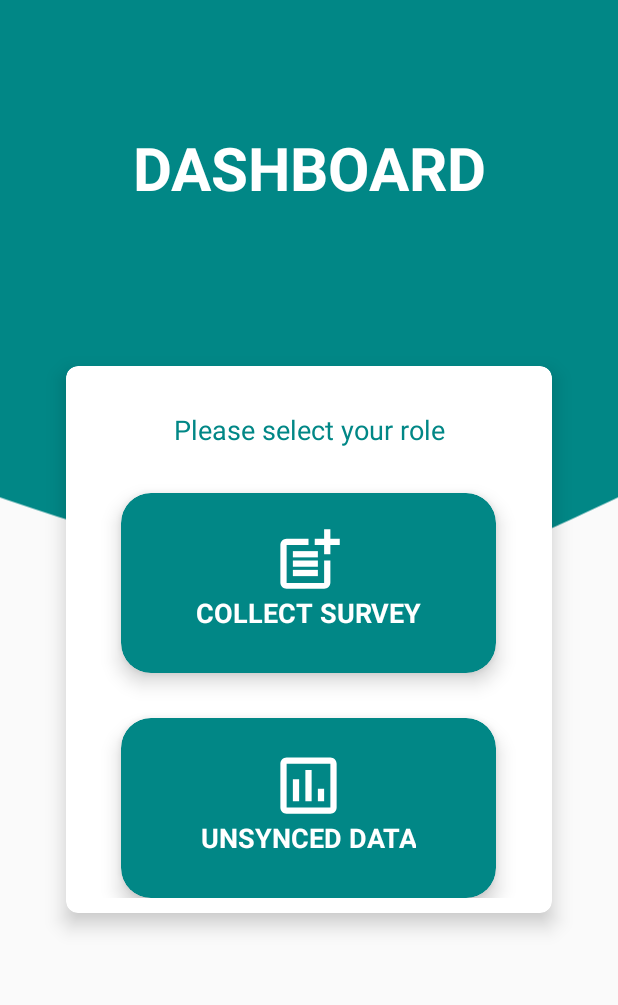
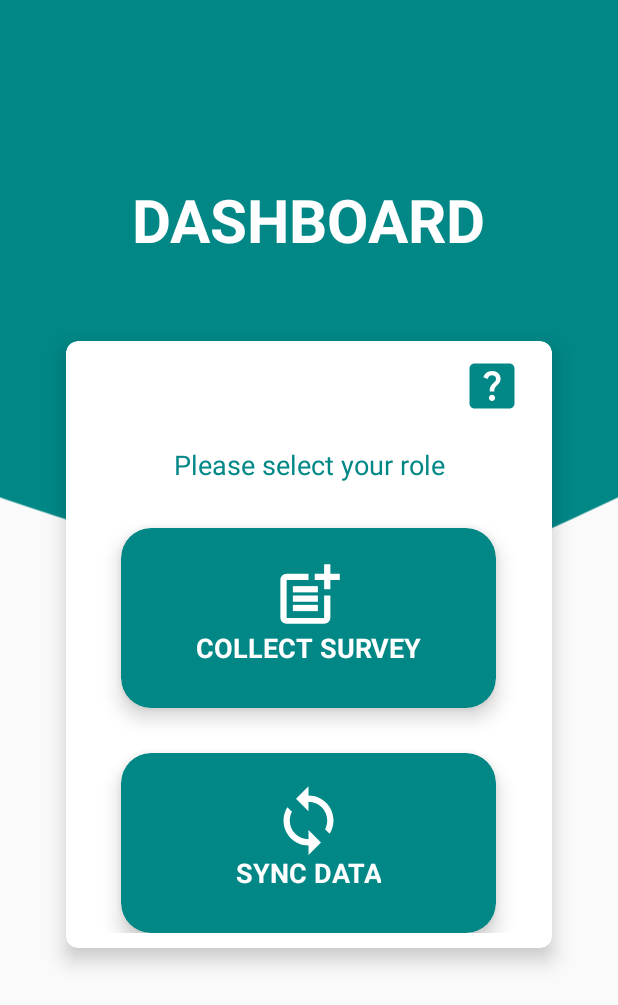
Before and after one commit to Software-Engineering-Semester-5-Project/Android-App, an Android app: the layout fragment_update_health_status.xml on its own in the app's theme, with its tools: preview values and no code run, on a phone screen of 412 x 824 dp. Shown: the top 1005 px of the screen. Run offline under Robolectric (Android 15) with nearby library versions, the phone set to English and light mode, and no system bars; network calls fail.

Commit message:
Help Page Created

```diff
--- /dev/null
+++ b/app/src/main/res/drawable/ic_baseline_help_center_24.xml
@@ -0,0 +1,5 @@
+<vector android:autoMirrored="true" android:height="24dp"
+    android:tint="#FFFFFF" android:viewportHeight="24"
+    android:viewportWidth="24" android:width="24dp" xmlns:android="http://schemas.android.com/apk/res/android">
+    <path android:fillColor="@android:color/white" android:pathData="M19,3H5C3.9,3 3,3.9 3,5v14c0,1.1 0.9,2 2,2h14c1.1,0 2,-0.9 2,-2V5C21,3.9 20.1,3 19,3zM12.01,18c-0.7,0 -1.26,-0.56 -1.26,-1.26c0,-0.71 0.56,-1.25 1.26,-1.25c0.71,0 1.25,0.54 1.25,1.25C13.25,17.43 12.72,18 12.01,18zM15.02,10.6c-0.76,1.11 -1.48,1.46 -1.87,2.17c-0.16,0.29 -0.22,0.48 -0.22,1.41h-1.82c0,-0.49 -0.08,-1.29 0.31,-1.98c0.49,-0.87 1.42,-1.39 1.96,-2.16c0.57,-0.81 0.25,-2.33 -1.37,-2.33c-1.06,0 -1.58,0.8 -1.8,1.48L8.56,8.49C9.01,7.15 10.22,6 11.99,6c1.48,0 2.49,0.67 3.01,1.52C15.44,8.24 15.7,9.59 15.02,10.6z"/>
+</vector>
--- a/app/src/main/res/layout/fragment_update_health_status.xml
+++ b/app/src/main/res/layout/fragment_update_health_status.xml
@@ -5,6 +5,7 @@
     android:layout_height="match_parent"
     xmlns:app="http://schemas.android.com/apk/res-auto"
     tools:context=".UpdateHealthStatusFragment">
+
 
 
     <LinearLayout
@@ -18,10 +19,18 @@
         app:layout_constraintStart_toStartOf="parent"
         app:layout_constraintTop_toTopOf="parent">
 
-        <androidx.constraintlayout.widget.ConstraintLayout
+
+
+        <LinearLayout
             android:layout_width="match_parent"
             android:layout_height="wrap_content"
-            android:paddingBottom="20dp">
+            >
+
+
+            <LinearLayout
+                android:layout_width="match_parent"
+                android:layout_height="wrap_content"
+                android:gravity="center">
 
             <TextView
                 android:id="@+id/textView2"
@@ -29,7 +38,6 @@
                 android:layout_height="wrap_content"
                 android:gravity="center_horizontal"
                 android:paddingBottom="20dp"
-                android:layout_marginBottom="50dp"
                 android:text="DASHBOARD"
                 android:textStyle="bold"
                 android:textAllCaps="true"
@@ -42,7 +50,9 @@
                 app:layout_constraintStart_toStartOf="parent"
                 app:layout_constraintTop_toTopOf="parent"
                 app:layout_constraintVertical_bias="0.2" />
-        </androidx.constraintlayout.widget.ConstraintLayout>
+
+            </LinearLayout>
+        </LinearLayout>
 
     </LinearLayout>
 
@@ -87,6 +97,8 @@
         app:layout_constraintVertical_bias="0.425">
 
 
+
+
         <LinearLayout
             android:id="@+id/linearLayout3"
             android:layout_width="304dp"
@@ -97,6 +109,15 @@
             android:padding="10dp"
 
             >
+
+            <ImageView
+                android:id="@+id/help1"
+                android:layout_width="40dp"
+                android:layout_height="40dp"
+                android:layout_gravity="right"
+                android:src="@drawable/ic_baseline_help_center_24"
+                app:tint="@color/teal_700"
+                android:tooltipText="HELP"/>
 
             <TextView
                 android:layout_width="match_parent"
@@ -117,6 +138,8 @@
                 android:layout_gravity="center_horizontal"
                 android:layout_marginTop="30dp"
                 android:backgroundTint="@color/teal_700">
+
+
                 <ImageView
                     android:layout_width="50dp"
                     android:layout_height="50dp"
@@ -134,7 +157,11 @@
                     android:textAlignment="center"
                     android:textColor="@color/white"
                     android:textSize="18sp"
-                    android:textStyle="bold"></TextView>
+                    android:textStyle="bold">
+
+                </TextView>
+
+
             </androidx.cardview.widget.CardView>
             <androidx.cardview.widget.CardView
                 android:id="@+id/colleceddata"
@@ -145,11 +172,12 @@
                 android:layout_gravity="center_horizontal"
                 android:layout_marginTop="30dp"
                 android:backgroundTint="@color/teal_700">
+
                 <ImageView
                     android:layout_width="50dp"
                     android:layout_height="50dp"
                     android:layout_gravity="center_horizontal"
-                    android:src="@drawable/outline_assessment_24"
+                    android:src="@drawable/ic_sync_black_24dp"
                     android:layout_marginTop="20dp"
                     app:tint="@color/white"></ImageView>
 
@@ -158,7 +186,7 @@
                     android:layout_height="wrap_content"
                     android:layout_gravity="center"
                     android:layout_marginTop="20dp"
-                    android:text="UNSYNCED DATA"
+                    android:text="SYNC DATA"
                     android:textAlignment="center"
                     android:textColor="@color/white"
                     android:textSize="18sp"
--- a/app/src/main/res/values/strings.xml
+++ b/app/src/main/res/values/strings.xml
@@ -16,7 +16,7 @@
     <string name="data_analyst_sex_textview">Sex :</string>
     <string name="data_analyst_age_textview">Age :</string>
 
-<!--    diseases filter-->
+    <!--    diseases filter-->
     <string-array name="data_analyst_disease_type_array">
         <item>Fever</item>
         <item>Cough/Cold</item>
```
Also changed, not shown: app/build.gradle (+4 -9 lines), app/src/main/AndroidManifest.xml (+13 -15 lines), app/src/main/java/com/example/seprojectsemester5/Help.java (added, +23 -0 lines), app/src/main/java/com/example/seprojectsemester5/Login.java (+12 -0 lines), app/src/main/java/com/example/seprojectsemester5/UpdateHealthStatusFragment.java (+10 -0 lines), app/src/main/res/layout/activity_help.xml (added, +101 -0 lines), app/src/main/res/layout/activity_login.xml (+12 -1 lines).
